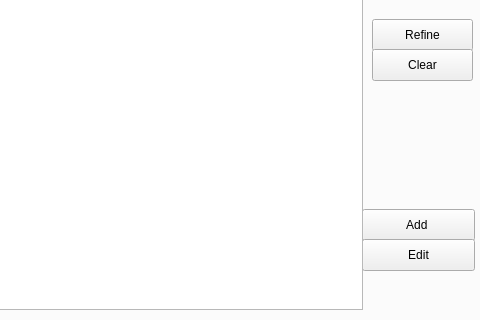
First picture: the form in mainwindow.ui, repository stefanmarjanovic/Comp, before the edit; both pictures show x 420 to 900 and y 197 to 517 of the 900 by 517 pixel window.
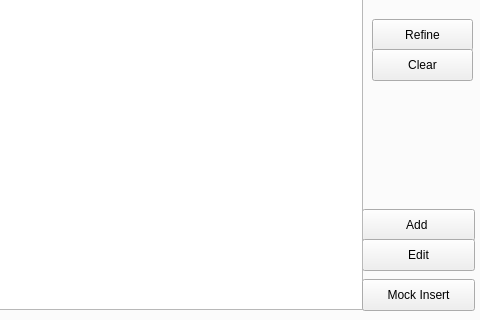
Second picture: the form after the edit. Icons and pictures are not drawn.

What changed in the file:
```diff
--- a/mainwindow.ui
+++ b/mainwindow.ui
@@ -199,6 +199,19 @@
        </rect>
       </property>
      </widget>
+     <widget class="QPushButton" name="mockInsert">
+      <property name="geometry">
+       <rect>
+        <x>780</x>
+        <y>320</y>
+        <width>113</width>
+        <height>32</height>
+       </rect>
+      </property>
+      <property name="text">
+       <string>Mock Insert</string>
+      </property>
+     </widget>
     </widget>
     <widget class="QWidget" name="Competition">
      <attribute name="title">
```
